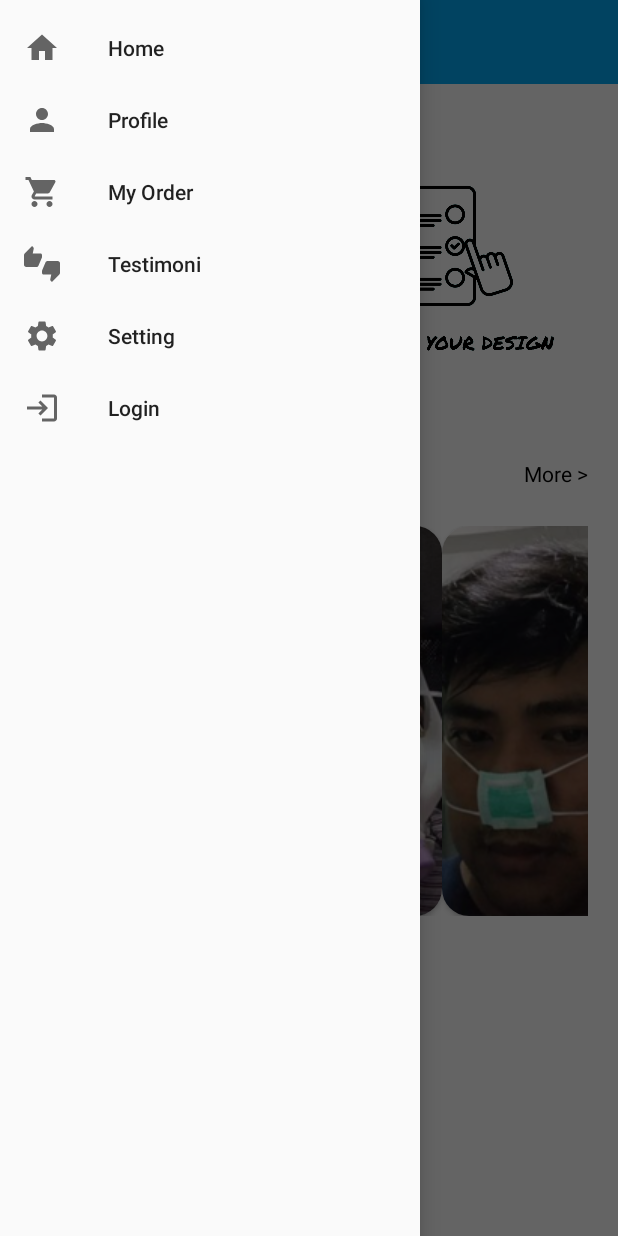
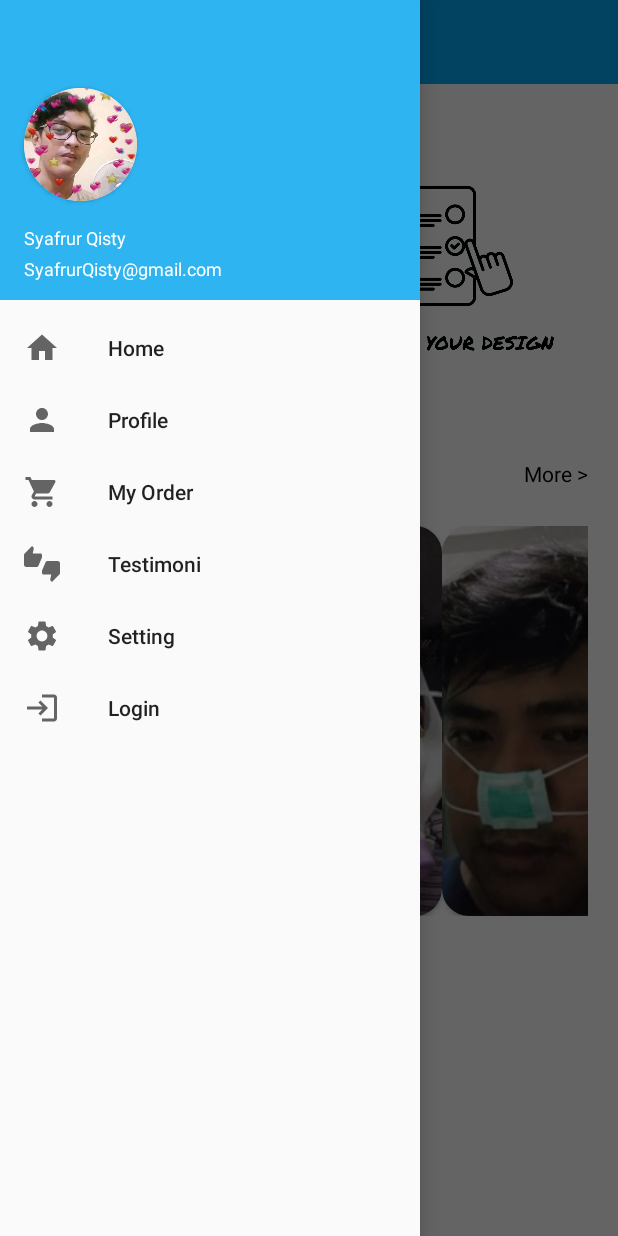
Before and after one commit to faynald/Maskerku-java, an Android app: the screen it shows after launch (MainActivity), with the side drawer open, on a phone screen of 412 x 824 dp. Run offline under Robolectric (Android 15) with nearby library versions, the phone set to English and light mode, and no system bars.

Commit message:
added header navigation view

```diff
--- /dev/null
+++ b/app/src/main/res/layout/activity_header_drawer.xml
@@ -0,0 +1,61 @@
+<?xml version="1.0" encoding="utf-8"?>
+<RelativeLayout
+    xmlns:android="http://schemas.android.com/apk/res/android"
+    xmlns:app="http://schemas.android.com/apk/res-auto"
+    xmlns:tools="http://schemas.android.com/tools"
+    android:layout_width="match_parent"
+    android:layout_height="match_parent"
+    tools:ignore="HardcodedText">
+
+    <androidx.constraintlayout.widget.ConstraintLayout
+        android:layout_width="match_parent"
+        android:layout_height="200dp"
+        android:background="#2EB4F1"
+        app:layout_constraintEnd_toEndOf="parent"
+        app:layout_constraintStart_toStartOf="parent"
+        app:layout_constraintTop_toTopOf="parent"
+        tools:ignore="ContentDescription">
+
+        <TextView
+            android:id="@+id/textView2"
+            android:layout_width="wrap_content"
+            android:layout_height="wrap_content"
+            android:layout_marginStart="16dp"
+            android:layout_marginTop="16dp"
+            android:text="Syafrur Qisty"
+            android:textColor="@color/white"
+            android:textSize="12sp"
+            app:layout_constraintStart_toStartOf="parent"
+            app:layout_constraintTop_toBottomOf="@+id/cardView" />
+
+        <androidx.cardview.widget.CardView
+            android:id="@+id/cardView"
+            android:layout_width="wrap_content"
+            android:layout_height="wrap_content"
+            android:layout_marginStart="16dp"
+            android:layout_marginBottom="8dp"
+            app:cardCornerRadius="75dp"
+            app:layout_constraintBottom_toBottomOf="parent"
+            app:layout_constraintStart_toStartOf="parent"
+            app:layout_constraintTop_toTopOf="parent">
+
+            <ImageView
+                android:id="@+id/imageView2"
+                android:layout_width="75dp"
+                android:layout_height="75dp"
+                app:srcCompat="@drawable/profile_akis" />
+        </androidx.cardview.widget.CardView>
+
+        <TextView
+            android:id="@+id/textView4"
+            android:layout_width="wrap_content"
+            android:layout_height="wrap_content"
+            android:layout_marginStart="16dp"
+            android:layout_marginTop="4dp"
+            android:text="SyafrurQisty@gmail.com"
+            android:textColor="@color/white"
+            android:textSize="12sp"
+            app:layout_constraintStart_toStartOf="parent"
+            app:layout_constraintTop_toBottomOf="@+id/textView2" />
+    </androidx.constraintlayout.widget.ConstraintLayout>
+</RelativeLayout>
--- a/app/src/main/res/layout/activity_main.xml
+++ b/app/src/main/res/layout/activity_main.xml
@@ -174,6 +174,7 @@
         android:layout_width="wrap_content"
         android:layout_height="match_parent"
         android:layout_gravity="start"
+        app:headerLayout="@layout/activity_header_drawer"
         app:menu="@menu/activity_main_drawer" />
 
 
```
